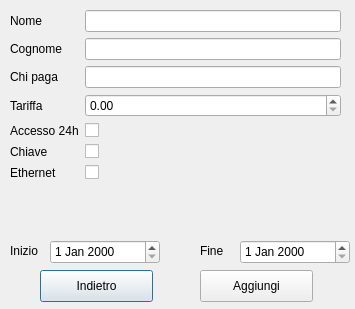
Qt form addreservation.ui (lucapegolotti/coworking) before a commit.
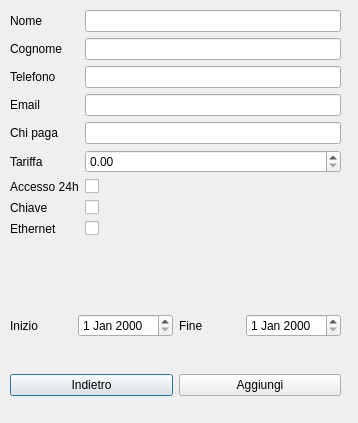
The same form after that commit.

Commit message: Add email and telephone field

```diff
--- a/addreservation.ui
+++ b/addreservation.ui
@@ -6,8 +6,8 @@
    <rect>
     <x>0</x>
     <y>0</y>
-    <width>355</width>
-    <height>309</height>
+    <width>358</width>
+    <height>423</height>
    </rect>
   </property>
   <property name="windowTitle">
@@ -19,7 +19,7 @@
      <x>10</x>
      <y>10</y>
      <width>331</width>
-     <height>224</height>
+     <height>281</height>
     </rect>
    </property>
    <layout class="QFormLayout" name="formLayout_2">
@@ -43,133 +43,139 @@
     <item row="1" column="1">
      <widget class="QLineEdit" name="cognomeLineEdit"/>
     </item>
-    <item row="2" column="0">
+    <item row="4" column="0">
      <widget class="QLabel" name="chiPagaLabel">
       <property name="text">
        <string>Chi paga</string>
       </property>
      </widget>
     </item>
-    <item row="2" column="1">
+    <item row="4" column="1">
      <widget class="QLineEdit" name="chiPagaLineEdit"/>
     </item>
-    <item row="3" column="0">
+    <item row="5" column="0">
      <widget class="QLabel" name="tariffaLabel">
       <property name="text">
        <string>Tariffa</string>
       </property>
      </widget>
     </item>
-    <item row="3" column="1">
+    <item row="5" column="1">
      <widget class="QDoubleSpinBox" name="tariffaSpinBox">
       <property name="maximum">
        <double>10000.000000000000000</double>
       </property>
      </widget>
     </item>
-    <item row="4" column="0">
+    <item row="6" column="0">
      <widget class="QLabel" name="accesso24hLabel">
       <property name="text">
        <string>Accesso 24h</string>
       </property>
      </widget>
     </item>
-    <item row="4" column="1">
+    <item row="6" column="1">
      <widget class="QCheckBox" name="accesso24hCheckBox"/>
     </item>
-    <item row="5" column="0">
+    <item row="7" column="0">
      <widget class="QLabel" name="chiaveLabel">
       <property name="text">
        <string>Chiave</string>
       </property>
      </widget>
     </item>
-    <item row="5" column="1">
+    <item row="7" column="1">
      <widget class="QCheckBox" name="chiaveCheckBox"/>
     </item>
-    <item row="6" column="0">
+    <item row="8" column="0">
      <widget class="QLabel" name="ethernetLabel">
       <property name="text">
        <string>Ethernet</string>
       </property>
      </widget>
     </item>
-    <item row="6" column="1">
+    <item row="8" column="1">
      <widget class="QCheckBox" name="ethernetCheckBox"/>
     </item>
+    <item row="2" column="0">
+     <widget class="QLabel" name="telefonoLabel">
+      <property name="text">
+       <string>Telefono</string>
+      </property>
+     </widget>
+    </item>
+    <item row="2" column="1">
+     <widget class="QLineEdit" name="telefonoLineEdit"/>
+    </item>
+    <item row="3" column="0">
+     <widget class="QLabel" name="emailLabel">
+      <property name="text">
+       <string>Email</string>
+      </property>
+     </widget>
+    </item>
+    <item row="3" column="1">
+     <widget class="QLineEdit" name="emailLineEdit"/>
+    </item>
    </layout>
   </widget>
-  <widget class="QDateEdit" name="beginDateEdit">
+  <widget class="QWidget" name="horizontalLayoutWidget">
    <property name="geometry">
     <rect>
-     <x>50</x>
-     <y>240</y>
-     <width>110</width>
-     <height>24</height>
+     <x>10</x>
+     <y>360</y>
+     <width>331</width>
+     <height>51</height>
     </rect>
    </property>
+   <layout class="QHBoxLayout" name="horizontalLayout">
+    <item>
+     <widget class="QPushButton" name="indietroButton">
+      <property name="text">
+       <string>Indietro</string>
+      </property>
+     </widget>
+    </item>
+    <item>
+     <widget class="QPushButton" name="aggiungiButton">
+      <property name="text">
+       <string>Aggiungi</string>
+      </property>
+     </widget>
+    </item>
+   </layout>
   </widget>
-  <widget class="QLabel" name="label">
+  <widget class="QWidget" name="horizontalLayoutWidget_2">
    <property name="geometry">
     <rect>
      <x>10</x>
-     <y>240</y>
-     <width>41</width>
-     <height>21</height>
+     <y>300</y>
+     <width>331</width>
+     <height>51</height>
     </rect>
    </property>
-   <property name="text">
-    <string>Inizio</string>
-   </property>
-  </widget>
-  <widget class="QLabel" name="label_2">
-   <property name="geometry">
-    <rect>
-     <x>200</x>
-     <y>240</y>
-     <width>59</width>
-     <height>21</height>
-    </rect>
-   </property>
-   <property name="text">
-    <string>Fine</string>
-   </property>
-  </widget>
-  <widget class="QDateEdit" name="endDateEdit">
-   <property name="geometry">
-    <rect>
-     <x>240</x>
-     <y>240</y>
-     <width>110</width>
-     <height>24</height>
-    </rect>
-   </property>
-  </widget>
-  <widget class="QPushButton" name="indietroButton">
-   <property name="geometry">
-    <rect>
-     <x>40</x>
-     <y>270</y>
-     <width>113</width>
-     <height>32</height>
-    </rect>
-   </property>
-   <property name="text">
-    <string>Indietro</string>
-   </property>
-  </widget>
-  <widget class="QPushButton" name="aggiungiButton">
-   <property name="geometry">
-    <rect>
-     <x>200</x>
-     <y>270</y>
-     <width>113</width>
-     <height>32</height>
-    </rect>
-   </property>
-   <property name="text">
-    <string>Aggiungi</string>
-   </property>
+   <layout class="QHBoxLayout" name="horizontalLayout_2">
+    <item>
+     <widget class="QLabel" name="label">
+      <property name="text">
+       <string>Inizio</string>
+      </property>
+     </widget>
+    </item>
+    <item>
+     <widget class="QDateEdit" name="beginDateEdit"/>
+    </item>
+    <item>
+     <widget class="QLabel" name="label_2">
+      <property name="text">
+       <string>Fine</string>
+      </property>
+     </widget>
+    </item>
+    <item>
+     <widget class="QDateEdit" name="endDateEdit"/>
+    </item>
+   </layout>
   </widget>
  </widget>
  <resources/>
```
The commit also changes 7 other files.
